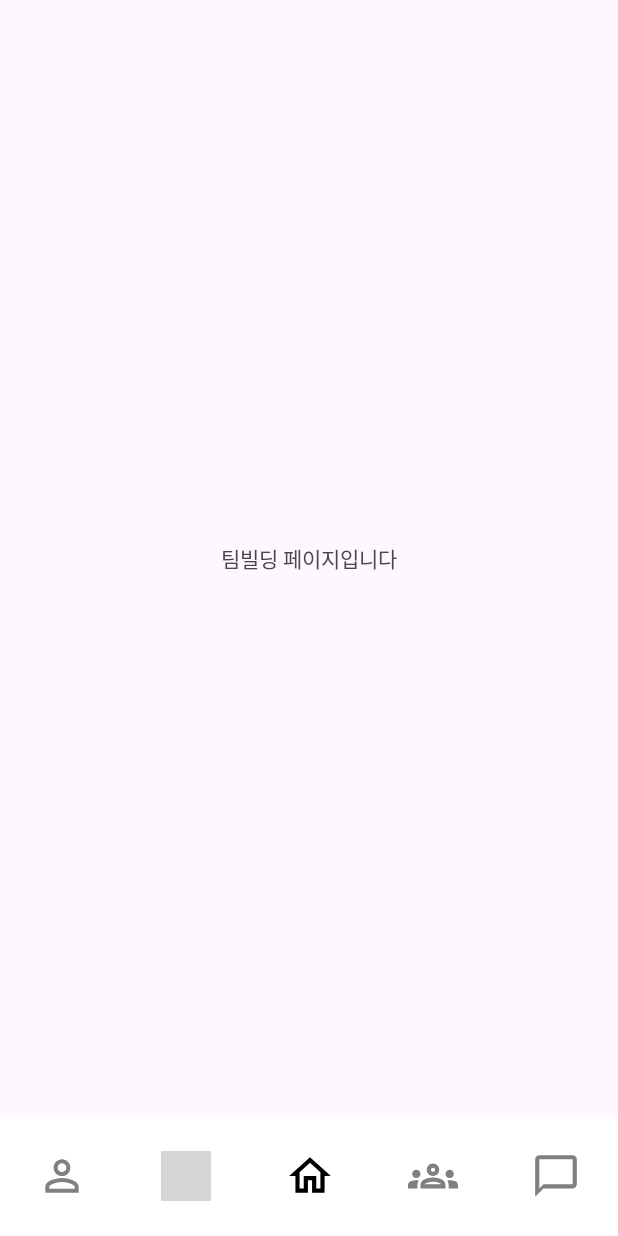
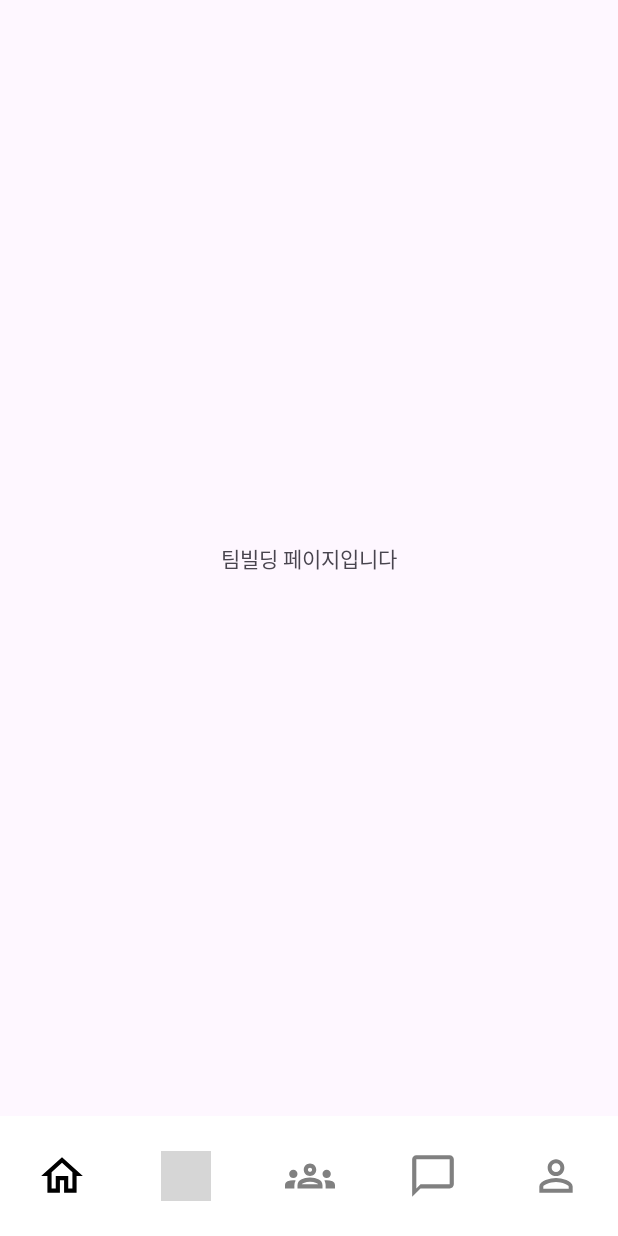
Before and after one commit to DMU-UGOT/ugot-android, an Android app: the HomeActivity screen opened directly, with no data from a screen before it, on a phone screen of 412 x 824 dp. Run offline under Robolectric (Android 15) with nearby library versions, the phone set to English and light mode, and no system bars; our stand-ins replace data binding, navigation-ui; grey boxes are pictures that could not be loaded.

Commit message:
Bottom Nav 항목위치 변경

```diff
--- a/app/src/main/res/menu/nav_menu.xml
+++ b/app/src/main/res/menu/nav_menu.xml
@@ -2,29 +2,29 @@
 <menu xmlns:android="http://schemas.android.com/apk/res/android"
     xmlns:app="http://schemas.android.com/apk/res-auto">
     <item
-        android:id="@+id/item_profile"
+        android:id="@+id/item_team"
         android:enabled="true"
         android:title=""
-        android:icon="@drawable/ic_bottom_nav_profile"/>
+        android:icon="@drawable/ic_bottom_nav_home"/>
     <item
         android:id="@+id/item_study"
         android:enabled="true"
         android:title=""
         android:icon="@drawable/ic_bottom_nav_study"/>
     <item
-        android:id="@+id/item_team"
-        android:enabled="true"
-        android:title=""
-        android:icon="@drawable/ic_bottom_nav_home"
-        />
-    <item
         android:id="@+id/item_group"
         android:enabled="true"
         android:title=""
-        android:icon="@drawable/ic_bottom_nav_group"/>
+        android:icon="@drawable/ic_bottom_nav_group"
+        />
     <item
         android:id="@+id/item_community"
         android:enabled="true"
         android:title=""
         android:icon="@drawable/ic_bottom_nav_community"/>
+    <item
+        android:id="@+id/item_profile"
+        android:enabled="true"
+        android:title=""
+        android:icon="@drawable/ic_bottom_nav_profile"/>
 </menu>
```
